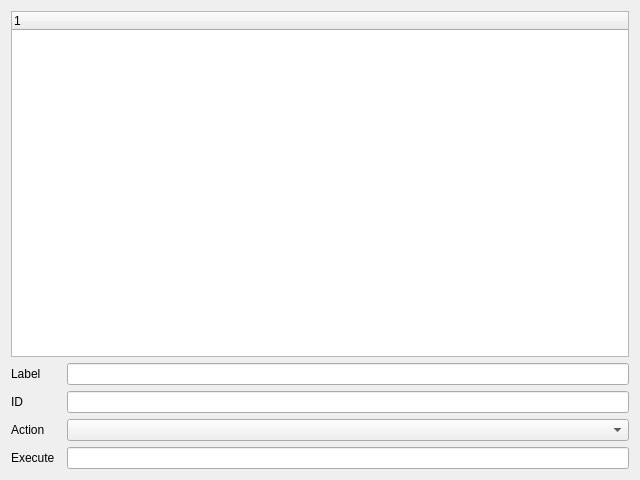
The window that ui/obmenu.ui (shaggyz/obmenu-qt) describes before a commit, drawn with Qt 5.
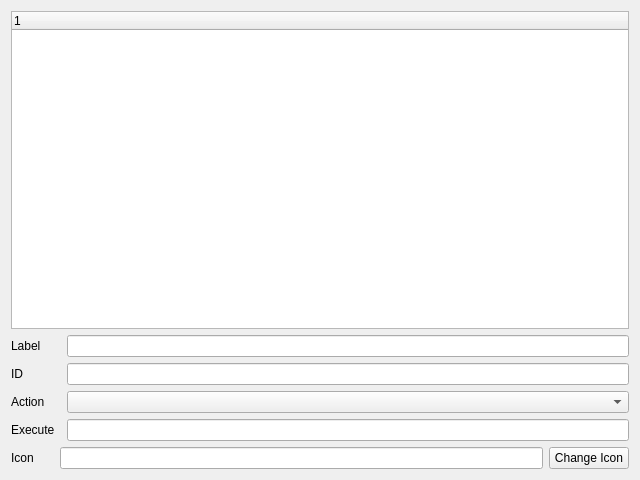
The same window after the commit.

Commit message: - Icon edition support

Diff of the .ui file:
```diff
--- a/ui/obmenu.ui
+++ b/ui/obmenu.ui
@@ -138,6 +138,27 @@
        </item>
       </layout>
      </item>
+     <item>
+      <layout class="QHBoxLayout" name="horizontalLayout_5">
+       <item>
+        <widget class="QLabel" name="label">
+         <property name="text">
+          <string>Icon      </string>
+         </property>
+        </widget>
+       </item>
+       <item>
+        <widget class="QLineEdit" name="txtIcon"/>
+       </item>
+       <item>
+        <widget class="QPushButton" name="btnChangeIcon">
+         <property name="text">
+          <string>Change Icon</string>
+         </property>
+        </widget>
+       </item>
+      </layout>
+     </item>
     </layout>
    </item>
   </layout>
```
The commit also changes 4 other files.
